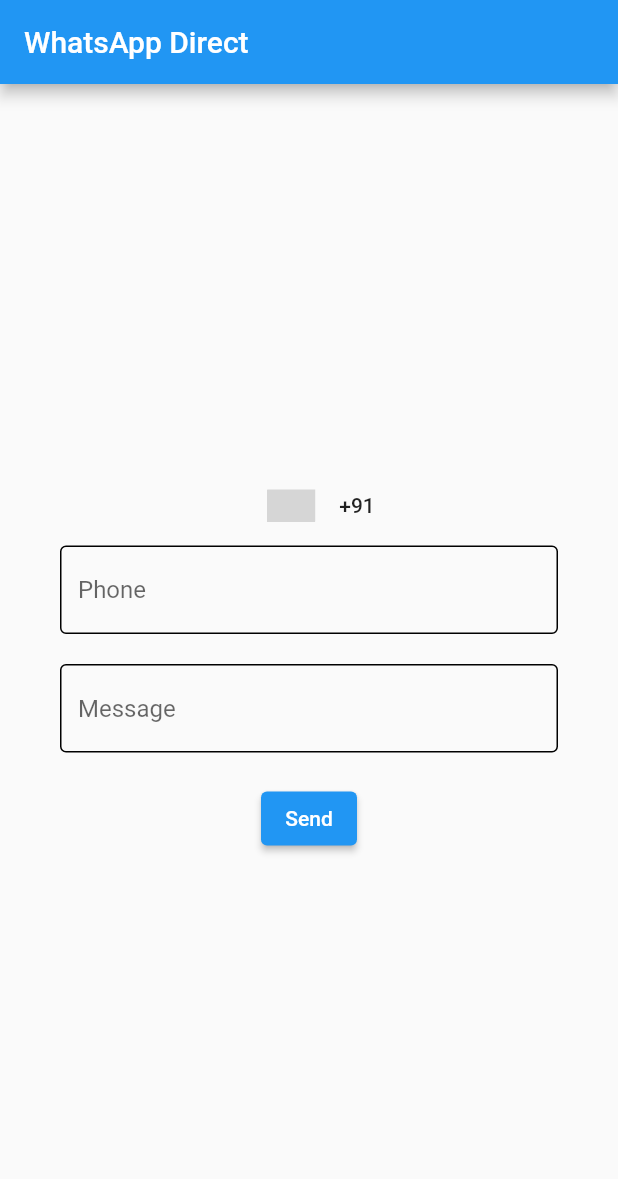
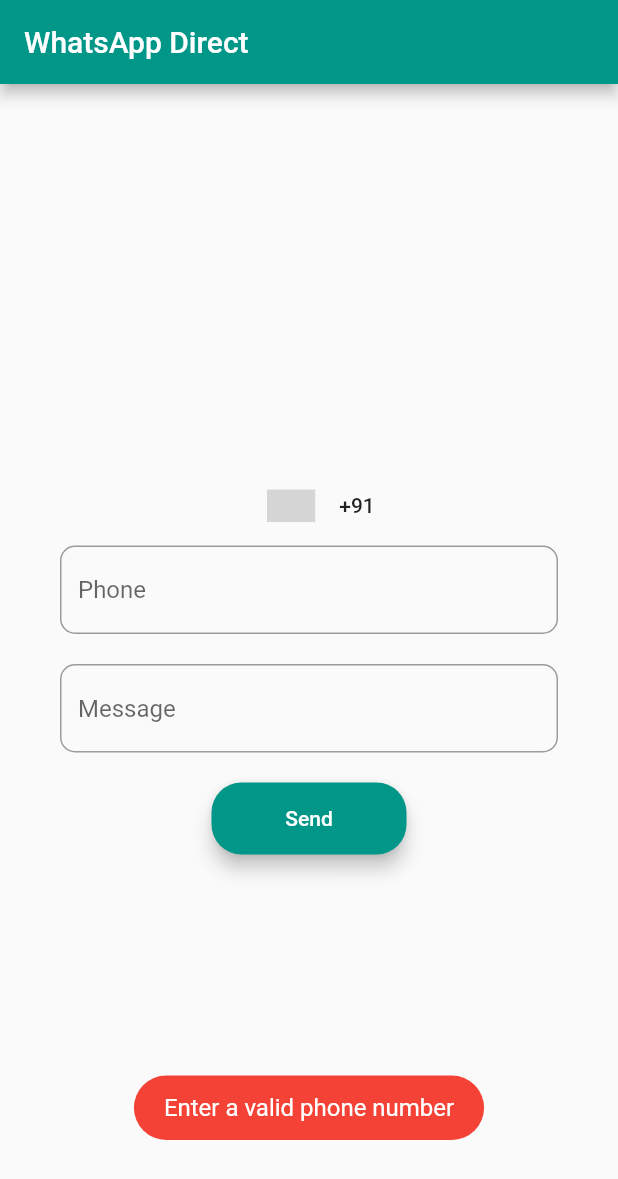
Before and after one commit to snapsid/whatsapp-direct-chat, a Flutter app: the screen it shows after launch, after a tap on "Send", on a phone screen of 412 x 824 dp. Shown: the top 1179 px of the screen. Run offline on Flutter 3.47's test engine with Material 2 defaults, Android fonts, the phone set to English and light mode, and no system bars; drawn by our look-alikes of country_code_picker; our stand-ins replace fluttertoast; grey boxes are pictures that could not be loaded.

```diff
--- a/whatsapp_chat/lib/main.dart
+++ b/whatsapp_chat/lib/main.dart
@@ -1,6 +1,6 @@
-import 'package:country_code_picker/country_code.dart';
 import 'package:country_code_picker/country_code_picker.dart';
 import 'package:flutter/material.dart';
+import 'package:fluttertoast/fluttertoast.dart';
 import 'package:url_launcher/url_launcher.dart';
 
 void main() {
@@ -27,6 +27,7 @@ class _MyClassState extends State<MyClass> {
     return Scaffold(
       appBar: AppBar(
         title: const Text("WhatsApp Direct"),
+        backgroundColor: Colors.teal,
       ),
       body: Center(
         child: Container(
@@ -39,7 +40,6 @@ class _MyClassState extends State<MyClass> {
                   onChanged: (val) {
                     code = val.toString();
                   },
-
                   // Initial selection and favorite can be one of code ('IT') OR dial_code('+39')
                   initialSelection: 'IN',
                   favorite: ['+91', 'IN'],
@@ -52,11 +52,18 @@ class _MyClassState extends State<MyClass> {
                 ),
               ),
               TextField(
+                keyboardType: TextInputType.phone,
                 onChanged: (value) {
                   phone = value;
                 },
-                decoration: const InputDecoration(
-                    enabledBorder: OutlineInputBorder(), hintText: "Phone"),
+                decoration: InputDecoration(
+                    fillColor: Colors.teal,
+                    focusColor: Colors.teal,
+                    hoverColor: Colors.teal,
+                    border: OutlineInputBorder(
+                      borderRadius: BorderRadius.circular(10),
+                    ),
+                    hintText: "Phone"),
               ),
               const SizedBox(
                 height: 20,
@@ -65,27 +72,56 @@ class _MyClassState extends State<MyClass> {
                 onChanged: (value) {
                   msg = value;
                 },
-                decoration: const InputDecoration(
-                    enabledBorder: OutlineInputBorder(), hintText: "Message"),
+                decoration: InputDecoration(
+                    fillColor: Colors.teal,
+                    focusColor: Colors.teal,
+                    hoverColor: Colors.teal,
+                    border: OutlineInputBorder(
+                      borderRadius: BorderRadius.circular(10),
+                    ),
+                    hintText: "Message"),
               ),
               const SizedBox(
                 height: 20,
               ),
-              ElevatedButton(
+              Material(
+                borderRadius: BorderRadius.circular(20),
+                color: Colors.teal,
+                elevation: 5,
+                child: MaterialButton(
+                  child: const Text(
+                    'Send',
+                    style: TextStyle(color: Colors.white),
+                  ),
                   onPressed: () async {
                     // https://wa.me/1XXXXXXXXXX?text=I'm%20interested%20in%20your%20car%20for%20sale
 
-                    code = code.replaceAll("+", "");
+                    if (phone.length < 10) {
+                      Fluttertoast.showToast(
+                          msg: "Enter a valid phone number",
+                          toastLength: Toast.LENGTH_LONG,
+                          gravity: ToastGravity.BOTTOM,
+                          timeInSecForIosWeb: 2,
+                          backgroundColor: Colors.red,
+                          textColor: Colors.white,
+                          webPosition: "center",
+                          fontSize: 16.0);
+                    } else {
+                      code = code.replaceAll("+", "");
 
-                    var url = "https://wa.me/$code$phone?text=$msg";
-                    if (await canLaunch(url))
-                      await launch(url);
-                    else
-                      // can't launch url, there is some error
-                      throw "Could not launch $url";
-                    print(code);
+                      var url = "https://wa.me/$code$phone?text=$msg";
+                      if (await canLaunch(url)) {
+                        await launch(url);
+                      } else {
+                        throw "Could not launch $url";
+                      }
+                      // print(code);
+                    }
                   },
-                  child: const Text('Send'))
+                  minWidth: 130,
+                  height: 40,
+                ),
+              ),
             ],
           ),
         ),
--- a/whatsapp_chat/pubspec.yaml
+++ b/whatsapp_chat/pubspec.yaml
@@ -36,6 +36,7 @@ dependencies:
   cupertino_icons: ^1.0.2
   url_launcher: ^6.0.12
   country_code_picker: ^2.0.2
+  fluttertoast: ^8.0.8
 
 dev_dependencies:
   flutter_test:
```
Also changed, not shown: whatsapp_chat/pubspec.lock, 8 other files.
